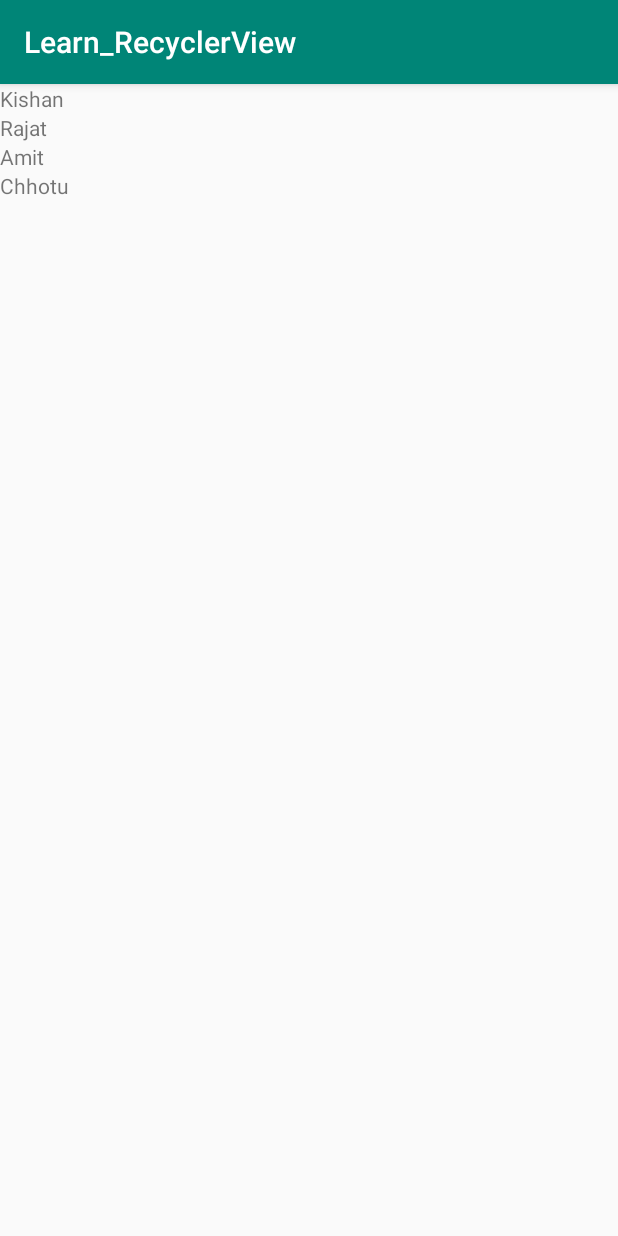
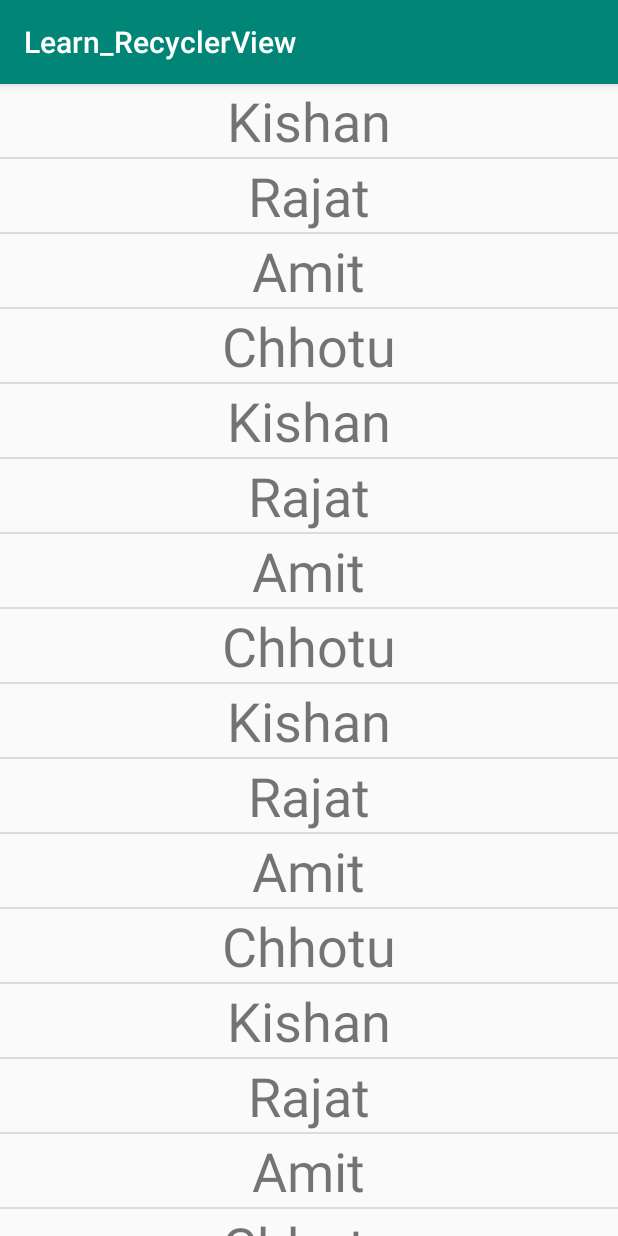
Before and after one commit to kishansinghverma/Learn_RecyclerView, an Android app: the screen it shows after launch (MainActivity), on a phone screen of 412 x 824 dp. Run offline under Robolectric (Android 15) with nearby library versions, the phone set to English and light mode, and no system bars.

Commit message:
init commit

```diff
--- a/app/src/main/java/com/example/learn_recyclerview/MainActivity.java
+++ b/app/src/main/java/com/example/learn_recyclerview/MainActivity.java
@@ -19,6 +19,42 @@ public class MainActivity extends AppCompatActivity {
                 {       new Data("Kishan"),
                         new Data("Rajat"),
                         new Data("Amit"),
+                        new Data("Chhotu"),
+                        new Data("Kishan"),
+                        new Data("Rajat"),
+                        new Data("Amit"),
+                        new Data("Chhotu"),
+                        new Data("Kishan"),
+                        new Data("Rajat"),
+                        new Data("Amit"),
+                        new Data("Chhotu"),
+                        new Data("Kishan"),
+                        new Data("Rajat"),
+                        new Data("Amit"),
+                        new Data("Chhotu"),
+                        new Data("Kishan"),
+                        new Data("Rajat"),
+                        new Data("Amit"),
+                        new Data("Chhotu"),
+                        new Data("Kishan"),
+                        new Data("Rajat"),
+                        new Data("Amit"),
+                        new Data("Chhotu"),
+                        new Data("Kishan"),
+                        new Data("Rajat"),
+                        new Data("Amit"),
+                        new Data("Chhotu"),
+                        new Data("Kishan"),
+                        new Data("Rajat"),
+                        new Data("Amit"),
+                        new Data("Chhotu"),
+                        new Data("Kishan"),
+                        new Data("Rajat"),
+                        new Data("Amit"),
+                        new Data("Chhotu"),
+                        new Data("Kishan"),
+                        new Data("Rajat"),
+                        new Data("Amit"),
                         new Data("Chhotu")
                 };
 
--- a/app/src/main/res/layout/list.xml
+++ b/app/src/main/res/layout/list.xml
@@ -1,12 +1,21 @@
 <?xml version="1.0" encoding="utf-8"?>
-<android.support.constraint.ConstraintLayout xmlns:android="http://schemas.android.com/apk/res/android"
-    android:layout_width="wrap_content"
-    android:layout_height="wrap_content">
 
+<LinearLayout xmlns:android="http://schemas.android.com/apk/res/android"
+    android:layout_width="match_parent"
+    android:layout_height="wrap_content"
+    android:orientation="vertical">
 
     <TextView
         android:id="@+id/textView"
+        android:layout_width="wrap_content"
+        android:layout_height="wrap_content"
+        android:layout_gravity="center_horizontal"
+        android:text="TextView"
+        android:textSize="36sp" />
+
+    <View
+        android:id="@+id/divider"
         android:layout_width="match_parent"
-        android:layout_height="wrap_content"
-        android:text="TextView" />
-</android.support.constraint.ConstraintLayout>
+        android:layout_height="1dp"
+        android:background="?android:attr/listDivider" />
+</LinearLayout>
```
